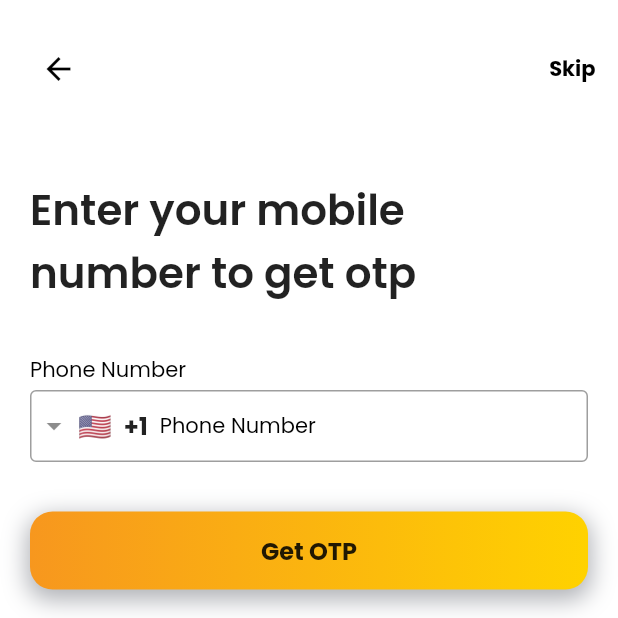
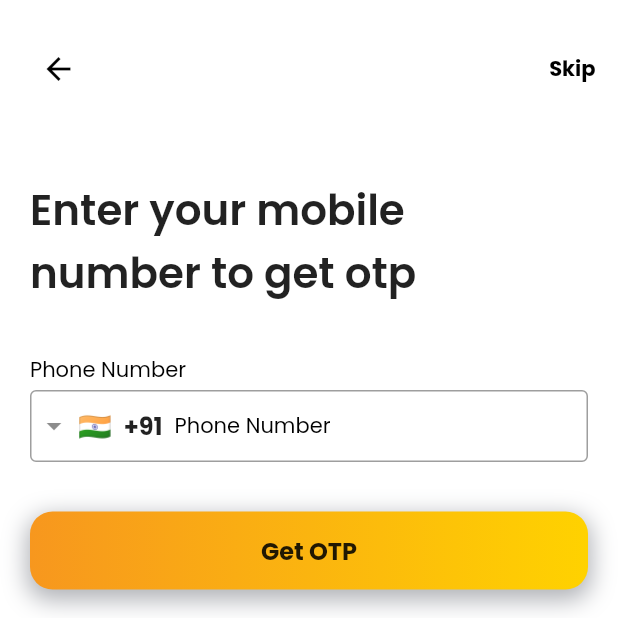
Before and after one commit to radutta/DineReelMobileApp, a Flutter app: the LoginPage screen opened directly, on a phone screen of 412 x 824 dp, the top half of it. Run offline on Flutter 3.47's test engine with Material 2 defaults, Android fonts, the phone set to English and light mode, and no system bars; drawn by our look-alikes of intl_phone_field; our stand-ins replace bloc, carousel_slider, easy_localization, flutter_bloc, flutter_svg, google_fonts and 3 more; missing offline and left inert: qr_code_scanner; network calls fail.

Commit message:
making changes phone no and pubspec.ymal
1. changing  phone no default code to India

2. adding menu image address in pubspec.yaml

```diff
--- a/lib/src/features/auth/screens/login_page.dart
+++ b/lib/src/features/auth/screens/login_page.dart
@@ -124,6 +124,7 @@ class LoginPage extends StatelessWidget {
                   Padding(
                     padding: const EdgeInsets.symmetric(horizontal: 20),
                     child: IntlPhoneField(
+                      initialCountryCode: 'IN',
                       style: Theme.of(context).textTheme.displaySmall,
                       decoration: InputDecoration(
                         counterText: "",
--- a/pubspec.yaml
+++ b/pubspec.yaml
@@ -72,6 +72,7 @@ flutter:
   # To add assets to your application, add an assets section, like this:
   assets:
       - assets/auth/images/
+      - assets/menu/images/
       - lib/src/localization/
   #   - images/a_dot_burr.jpeg
   #   - images/a_dot_ham.jpeg
```
